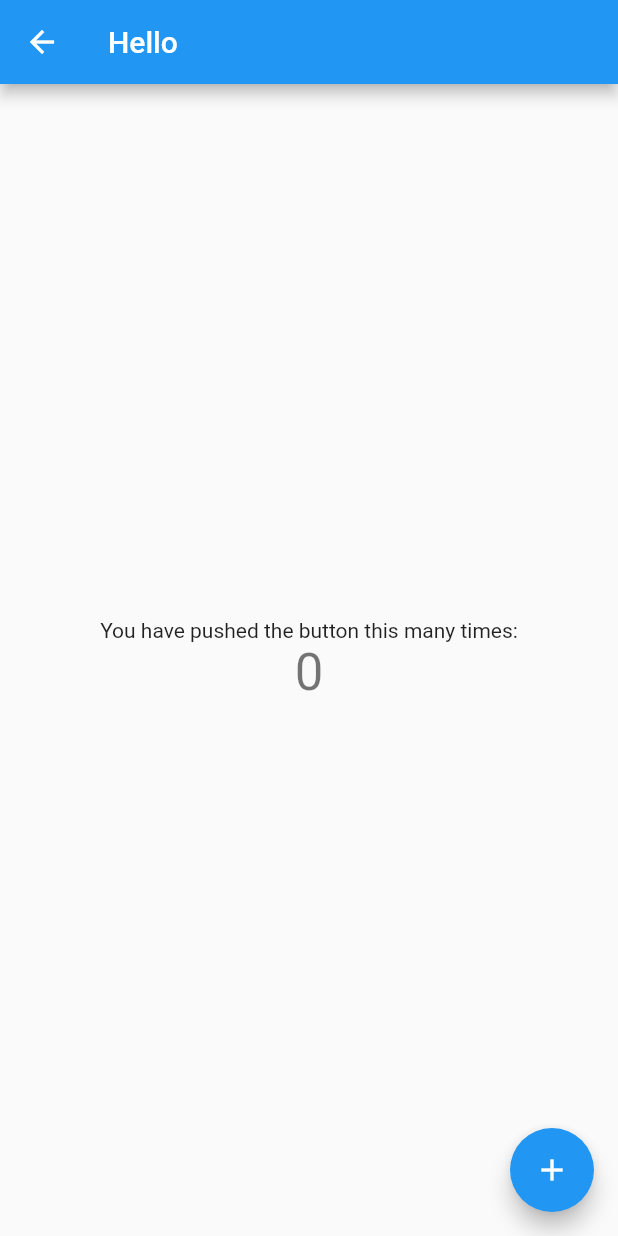
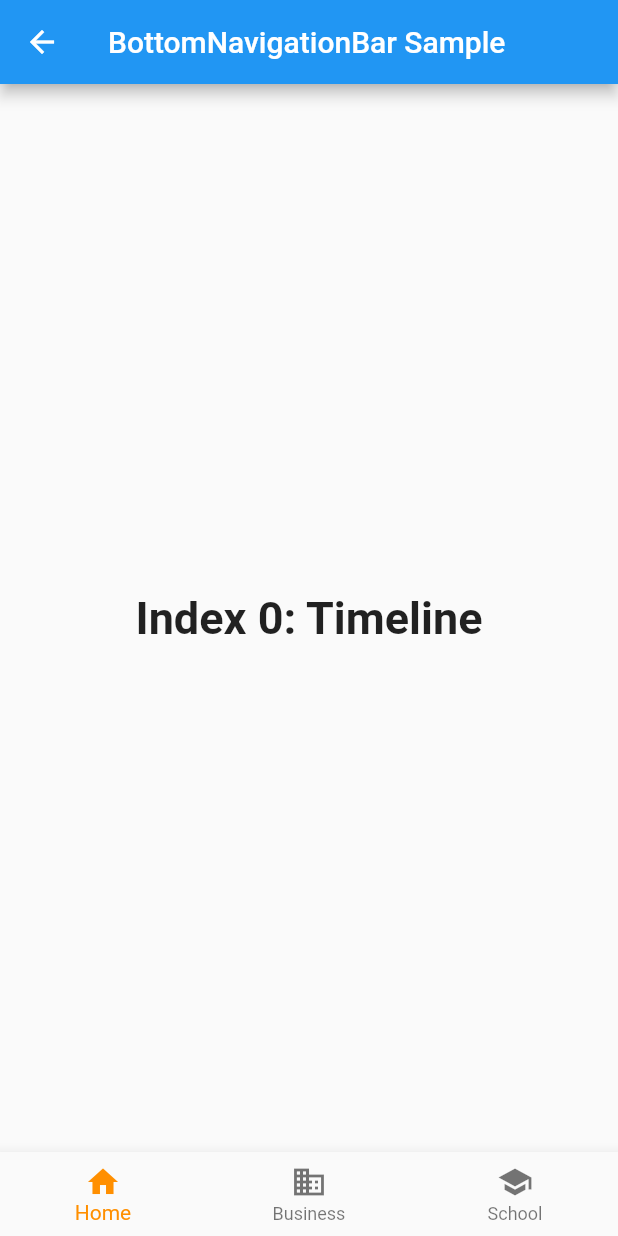
Before and after one commit to harpreetseera/hack20_flutter_saviour, a Flutter app: the screen it shows after launch, after a tap on "Sign in with Google", on a phone screen of 412 x 824 dp. Run offline on Flutter 3.47's test engine with Material 2 defaults, Android fonts, the phone set to English and light mode, and no system bars; our stand-ins replace firebase_auth, google_sign_in; accounts and stored records are empty.

Commit message:
Add bottom navigation bar

```diff
--- a/lib/login_screen.dart
+++ /dev/null
@@ -1,72 +0,0 @@
-import 'package:flutter/material.dart';
-import 'package:saviour/main.dart';
-import 'package:saviour/utils.dart';
-
-class LoginScreen extends StatefulWidget {
-  @override
-  _LoginScreenState createState() => _LoginScreenState();
-}
-
-class _LoginScreenState extends State<LoginScreen> {
-  @override
-  Widget build(BuildContext context) {
-    return Scaffold(
-      body: Container(
-        color: Colors.white,
-        child: Center(
-          child: Column(
-            mainAxisSize: MainAxisSize.max,
-            mainAxisAlignment: MainAxisAlignment.center,
-            children: <Widget>[
-              FlutterLogo(size: 150),
-              SizedBox(height: 50),
-              _signInButton(),
-            ],
-          ),
-        ),
-      ),
-    );
-  }
-
-  Widget _signInButton() {
-    return OutlineButton(
-      splashColor: Colors.grey,
-      onPressed: () {
-        print("Button clicked");
-        signInWithGoogle().whenComplete(() {
-          Navigator.of(context).push(
-            MaterialPageRoute(
-              builder: (context) {
-                print("Internal Button clicked");
-                return MyHomePage(title: "Hello");
-              },
-            ),
-          );
-        });
-      },
-      shape: RoundedRectangleBorder(borderRadius: BorderRadius.circular(40)),
-      highlightElevation: 0,
-      borderSide: BorderSide(color: Colors.grey),
-      child: Padding(
-        padding: const EdgeInsets.fromLTRB(0, 10, 0, 10),
-        child: Row(
-          mainAxisSize: MainAxisSize.min,
-          mainAxisAlignment: MainAxisAlignment.center,
-          children: <Widget>[
-            Image(image: AssetImage("assets/google_logo.png"), height: 35.0),
-            Padding(
-              padding: const EdgeInsets.only(left: 10),
-              child: Text(
-                'Sign in with Google',
-                style: TextStyle(
-                  fontSize: 20,
-                  color: Colors.grey,
-                ),
-              ),
-            )
-          ],
-        ),
-      ),
-    );
-  }
-}
--- a/lib/main.dart
+++ b/lib/main.dart
@@ -1,118 +1,20 @@
 import 'package:flutter/material.dart';
-import 'package:saviour/login_screen.dart';
+import 'package:saviour/ui/screens/login_screen.dart';
 
 void main() {
   runApp(MyApp());
 }
 
 class MyApp extends StatelessWidget {
-  // This widget is the root of your application.
   @override
   Widget build(BuildContext context) {
     return MaterialApp(
       title: 'Flutter Demo',
       theme: ThemeData(
-        // This is the theme of your application.
-        //
-        // Try running your application with "flutter run". You'll see the
-        // application has a blue toolbar. Then, without quitting the app, try
-        // changing the primarySwatch below to Colors.green and then invoke
-        // "hot reload" (press "r" in the console where you ran "flutter run",
-        // or simply save your changes to "hot reload" in a Flutter IDE).
-        // Notice that the counter didn't reset back to zero; the application
-        // is not restarted.
         primarySwatch: Colors.blue,
-        // This makes the visual density adapt to the platform that you run
-        // the app on. For desktop platforms, the controls will be smaller and
-        // closer together (more dense) than on mobile platforms.
         visualDensity: VisualDensity.adaptivePlatformDensity,
       ),
       home: LoginScreen(),
     );
   }
 }
-
-class MyHomePage extends StatefulWidget {
-  MyHomePage({Key key, this.title}) : super(key: key);
-
-  // This widget is the home page of your application. It is stateful, meaning
-  // that it has a State object (defined below) that contains fields that affect
-  // how it looks.
-
-  // This class is the configuration for the state. It holds the values (in this
-  // case the title) provided by the parent (in this case the App widget) and
-  // used by the build method of the State. Fields in a Widget subclass are
-  // always marked "final".
-
-  final String title;
-
-  @override
-  _MyHomePageState createState() => _MyHomePageState();
-}
-
-class _MyHomePageState extends State<MyHomePage> {
-  int _counter = 0;
-
-  void _incrementCounter() {
-    setState(() {
-      // This call to setState tells the Flutter framework that something has
-      // changed in this State, which causes it to rerun the build method below
-      // so that the display can reflect the updated values. If we changed
-      // _counter without calling setState(), then the build method would not be
-      // called again, and so nothing would appear to happen.
-      _counter++;
-    });
-  }
-
-  @override
-  Widget build(BuildContext context) {
-    // This method is rerun every time setState is called, for instance as done
-    // by the _incrementCounter method above.
-    //
-    // The Flutter framework has been optimized to make rerunning build methods
-    // fast, so that you can just rebuild anything that needs updating rather
-    // than having to individually change instances of widgets.
-    return Scaffold(
-      appBar: AppBar(
-        // Here we take the value from the MyHomePage object that was created by
-        // the App.build method, and use it to set our appbar title.
-        title: Text(widget.title),
-      ),
-      body: Center(
-        // Center is a layout widget. It takes a single child and positions it
-        // in the middle of the parent.
-        child: Column(
-          // Column is also a layout widget. It takes a list of children and
-          // arranges them vertically. By default, it sizes itself to fit its
-          // children horizontally, and tries to be as tall as its parent.
-          //
-          // Invoke "debug painting" (press "p" in the console, choose the
-          // "Toggle Debug Paint" action from the Flutter Inspector in Android
-          // Studio, or the "Toggle Debug Paint" command in Visual Studio Code)
-          // to see the wireframe for each widget.
-          //
-          // Column has various properties to control how it sizes itself and
-          // how it positions its children. Here we use mainAxisAlignment to
-          // center the children vertically; the main axis here is the vertical
-          // axis because Columns are vertical (the cross axis would be
-          // horizontal).
-          mainAxisAlignment: MainAxisAlignment.center,
-          children: <Widget>[
-            Text(
-              'You have pushed the button this many times:',
-            ),
-            Text(
-              '$_counter',
-              style: Theme.of(context).textTheme.headline4,
-            ),
-          ],
-        ),
-      ),
-      floatingActionButton: FloatingActionButton(
-        onPressed: _incrementCounter,
-        tooltip: 'Increment',
-        child: Icon(Icons.add),
-      ), // This trailing comma makes auto-formatting nicer for build methods.
-    );
-  }
-}
--- /dev/null
+++ b/lib/ui/screens/home_screen.dart
@@ -0,0 +1,63 @@
+import 'package:flutter/material.dart';
+
+class HomeScreen extends StatefulWidget {
+  @override
+  _HomeScreenState createState() => _HomeScreenState();
+}
+
+class _HomeScreenState extends State<HomeScreen> {
+  int _selectedIndex = 0;
+  static const TextStyle optionStyle =
+      TextStyle(fontSize: 30, fontWeight: FontWeight.bold);
+  static const List<Widget> _widgetOptions = <Widget>[
+    Text(
+      'Index 0: Timeline',
+      style: optionStyle,
+    ),
+    Text(
+      'Index 1: Upload',
+      style: optionStyle,
+    ),
+    Text(
+      'Index 2: Events',
+      style: optionStyle,
+    ),
+  ];
+
+  void _onItemTapped(int index) {
+    setState(() {
+      _selectedIndex = index;
+    });
+  }
+
+  @override
+  Widget build(BuildContext context) {
+    return Scaffold(
+      appBar: AppBar(
+        title: const Text('BottomNavigationBar Sample'),
+      ),
+      body: Center(
+        child: _widgetOptions.elementAt(_selectedIndex),
+      ),
+      bottomNavigationBar: BottomNavigationBar(
+        items: const <BottomNavigationBarItem>[
+          BottomNavigationBarItem(
+            icon: Icon(Icons.home),
+            title: Text('Home'),
+          ),
+          BottomNavigationBarItem(
+            icon: Icon(Icons.business),
+            title: Text('Business'),
+          ),
+          BottomNavigationBarItem(
+            icon: Icon(Icons.school),
+            title: Text('School'),
+          ),
+        ],
+        currentIndex: _selectedIndex,
+        selectedItemColor: Colors.amber[800],
+        onTap: _onItemTapped,
+      ),
+    );
+  }
+}
--- /dev/null
+++ b/lib/ui/screens/login_screen.dart
@@ -0,0 +1,29 @@
+import 'package:flutter/material.dart';
+import 'package:saviour/ui/widgets/signin_button.dart';
+
+class LoginScreen extends StatefulWidget {
+  @override
+  _LoginScreenState createState() => _LoginScreenState();
+}
+
+class _LoginScreenState extends State<LoginScreen> {
+  @override
+  Widget build(BuildContext context) {
+    return Scaffold(
+      body: Container(
+        color: Colors.white,
+        child: Center(
+          child: Column(
+            mainAxisSize: MainAxisSize.max,
+            mainAxisAlignment: MainAxisAlignment.center,
+            children: <Widget>[
+              FlutterLogo(size: 150),
+              SizedBox(height: 50),
+              signInButton(context),
+            ],
+          ),
+        ),
+      ),
+    );
+  }
+}
--- /dev/null
+++ b/lib/ui/widgets/signin_button.dart
@@ -0,0 +1,43 @@
+import 'package:flutter/material.dart';
+import 'package:saviour/ui/screens/home_screen.dart';
+import 'package:saviour/utils/auth_utils.dart';
+
+Widget signInButton(BuildContext context) {
+  return OutlineButton(
+    splashColor: Colors.grey,
+    onPressed: () {
+      signInWithGoogle().whenComplete(() {
+        Navigator.of(context).push(
+          MaterialPageRoute(
+            builder: (context) {
+              return HomeScreen();
+            },
+          ),
+        );
+      });
+    },
+    shape: RoundedRectangleBorder(borderRadius: BorderRadius.circular(40)),
+    highlightElevation: 0,
+    borderSide: BorderSide(color: Colors.grey),
+    child: Padding(
+      padding: const EdgeInsets.fromLTRB(0, 10, 0, 10),
+      child: Row(
+        mainAxisSize: MainAxisSize.min,
+        mainAxisAlignment: MainAxisAlignment.center,
+        children: <Widget>[
+          Image(image: AssetImage("assets/google_logo.png"), height: 35.0),
+          Padding(
+            padding: const EdgeInsets.only(left: 10),
+            child: Text(
+              'Sign in with Google',
+              style: TextStyle(
+                fontSize: 20,
+                color: Colors.grey,
+              ),
+            ),
+          )
+        ],
+      ),
+    ),
+  );
+}
```
Also changed, not shown: lib/utils/auth_utils.dart (renamed from lib/utils.dart).
